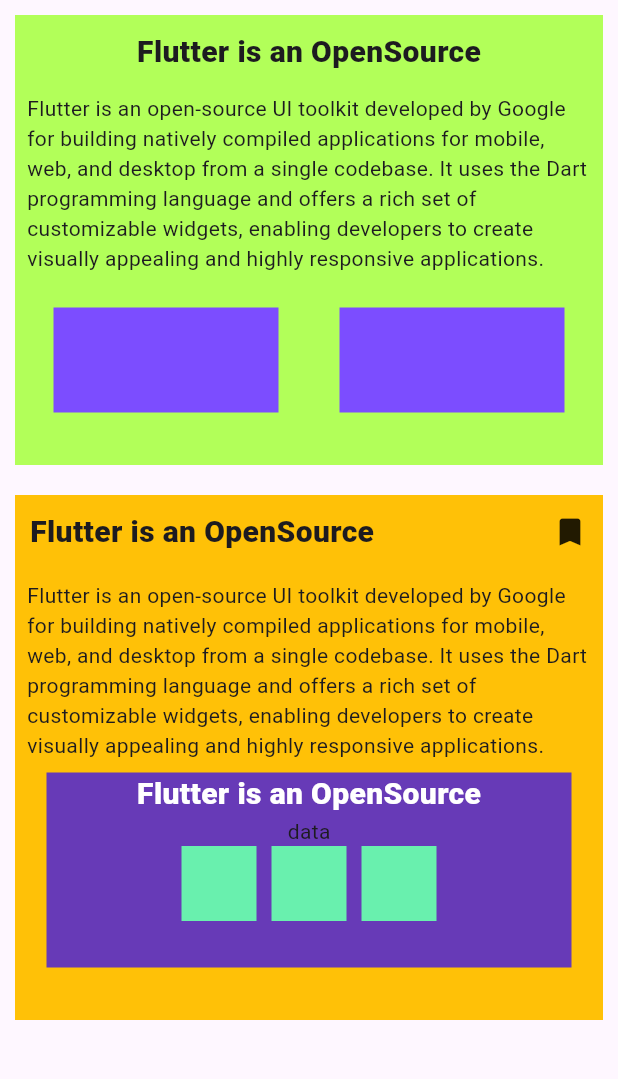
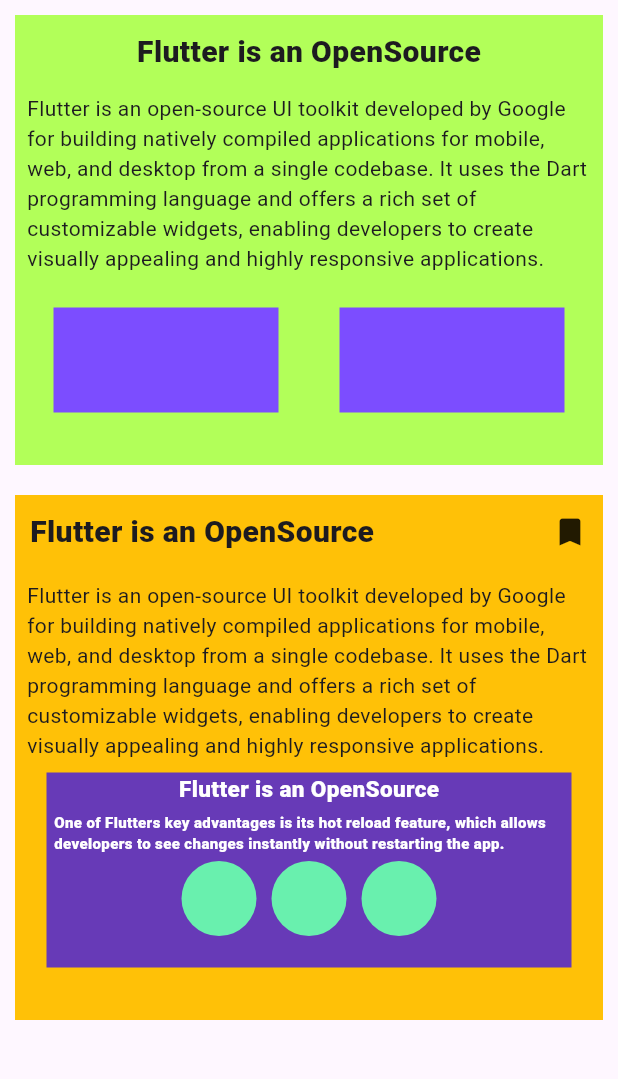
Before and after one commit to DP-Flutter-course/layout-app-2, a Flutter app: the screen it shows after launch, on a phone screen of 412 x 824 dp, the part 84-1163 px from its top. Run offline on Flutter 3.47's test engine with Material 3 defaults, Android fonts, the phone set to English and light mode, and no system bars.

Commit message:
add border radius

```diff
--- a/layout_app_2/lib/main.dart
+++ b/layout_app_2/lib/main.dart
@@ -123,29 +123,48 @@
                               Text(
                                 'Flutter is an OpenSource',
                                 style: TextStyle(
-                                  fontSize: 20,
+                                  fontSize: 15,
                                   fontWeight: FontWeight.w800,
                                   color: Colors.white
                                 ),
                               ),
-                              Text('data'),
+                              Padding(
+                                padding: const EdgeInsets.all(5.0),
+                                child: Text(
+                                  'One of Flutters key advantages is its hot reload feature, which allows developers to see changes instantly without restarting the app.',
+                                  style: TextStyle(
+                                    fontSize: 10,
+                                    fontWeight: FontWeight.w800,
+                                    color: Colors.white
+                                  ),
+                                ),
+                              ),
                               Row(
                                 mainAxisAlignment: MainAxisAlignment.center,
                                 children: [
                                   Container(
-                                    color: Colors.greenAccent,
+                                    decoration: BoxDecoration(
+                                      borderRadius: BorderRadius.circular(50),
+                                      color: Colors.greenAccent,
+                                    ),
                                     height: 50,
                                     width: 50,
                                   ),
                                   SizedBox(width: 10),
                                   Container(
-                                    color: Colors.greenAccent,
+                                    decoration: BoxDecoration(
+                                      borderRadius: BorderRadius.circular(50),
+                                      color: Colors.greenAccent,
+                                    ),
                                     height: 50,
                                     width: 50,
                                   ),
                                   SizedBox(width: 10),
                                   Container(
-                                    color: Colors.greenAccent,
+                                    decoration: BoxDecoration(
+                                      borderRadius: BorderRadius.circular(50),
+                                      color: Colors.greenAccent,
+                                    ),
                                     height: 50,
                                     width: 50,
                                   ),
```
